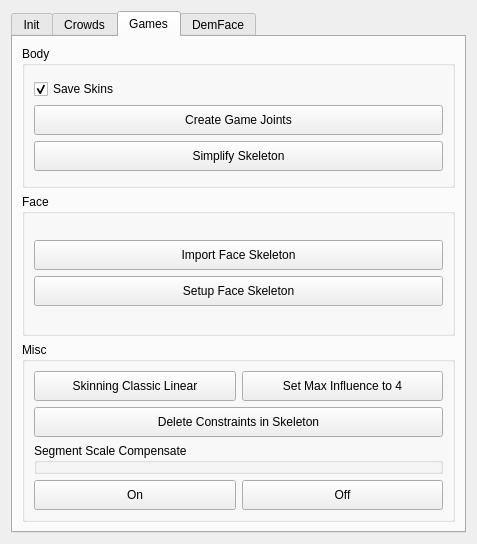
RenderDeMartes/Mutant_Tools, file UI/GamesCrowds/GamesCrowds.ui: the form before one commit.
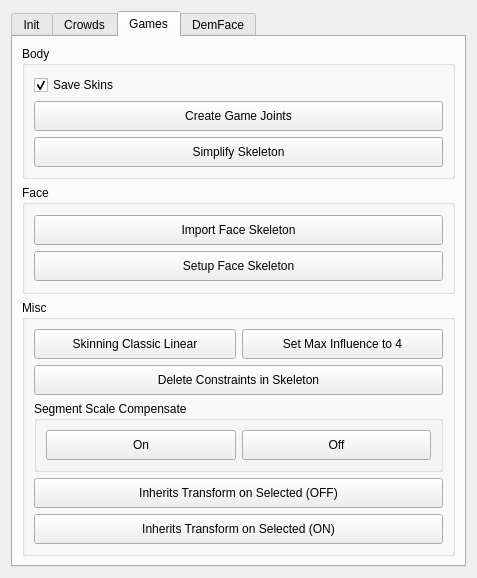
The form after the commit.

```diff
--- a/UI/GamesCrowds/GamesCrowds.ui
+++ b/UI/GamesCrowds/GamesCrowds.ui
@@ -7,7 +7,7 @@
     <x>0</x>
     <y>0</y>
     <width>477</width>
-    <height>544</height>
+    <height>548</height>
    </rect>
   </property>
   <property name="windowTitle">
@@ -554,6 +554,9 @@
             <property name="topMargin">
              <number>0</number>
             </property>
+            <property name="bottomMargin">
+             <number>0</number>
+            </property>
             <item>
              <layout class="QHBoxLayout" name="horizontalLayout_7">
               <property name="topMargin">
@@ -605,8 +608,7 @@
               <property name="title">
                <string>Segment Scale Compensate</string>
               </property>
-             </widget>
-            </item>
+              <layout class="QVBoxLayout" name="verticalLayout_11">
             <item>
              <layout class="QHBoxLayout" name="horizontalLayout_5">
               <item>
@@ -648,6 +650,35 @@
                </widget>
               </item>
              </layout>
+               </item>
+              </layout>
+             </widget>
+            </item>
+            <item>
+             <widget class="QPushButton" name="turn_off_inherits_transform_on_selected_btn">
+              <property name="minimumSize">
+               <size>
+                <width>0</width>
+                <height>30</height>
+               </size>
+              </property>
+              <property name="text">
+               <string>Inherits Transform on Selected (OFF)</string>
+              </property>
+             </widget>
+            </item>
+            <item>
+             <widget class="QPushButton" name="turn_on_inherits_transform_on_selected_btn">
+              <property name="minimumSize">
+               <size>
+                <width>0</width>
+                <height>30</height>
+               </size>
+              </property>
+              <property name="text">
+               <string>Inherits Transform on Selected (ON)</string>
+              </property>
+             </widget>
             </item>
            </layout>
           </item>
```
Lines whose indentation alone changed are shown as unchanged.
